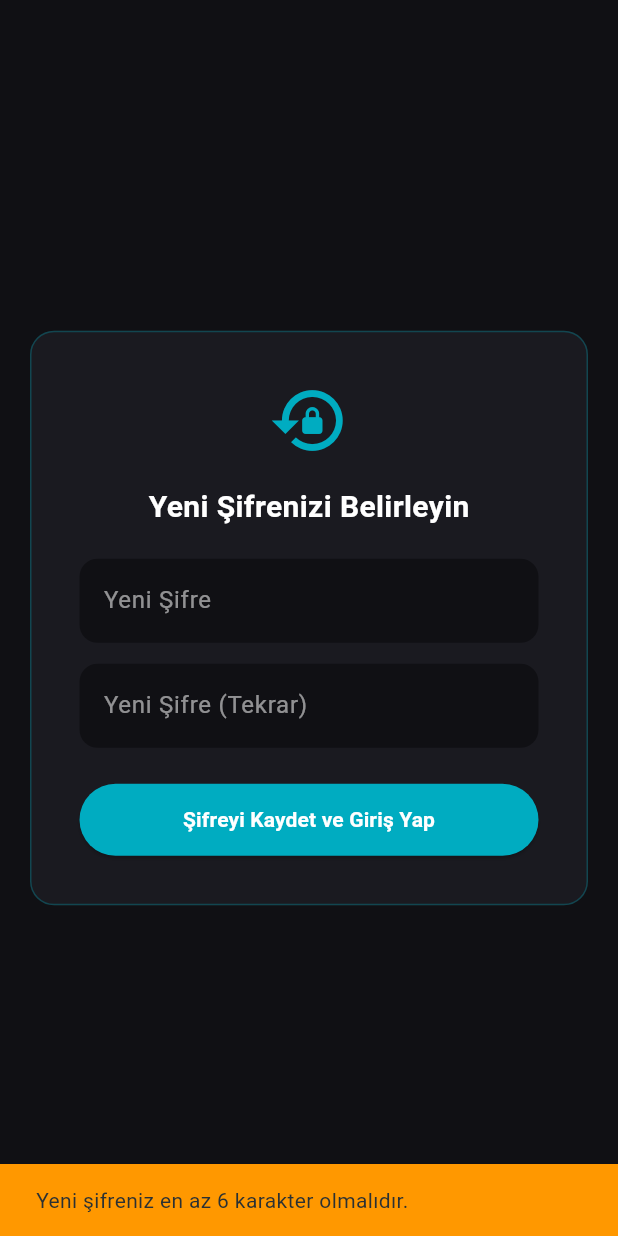
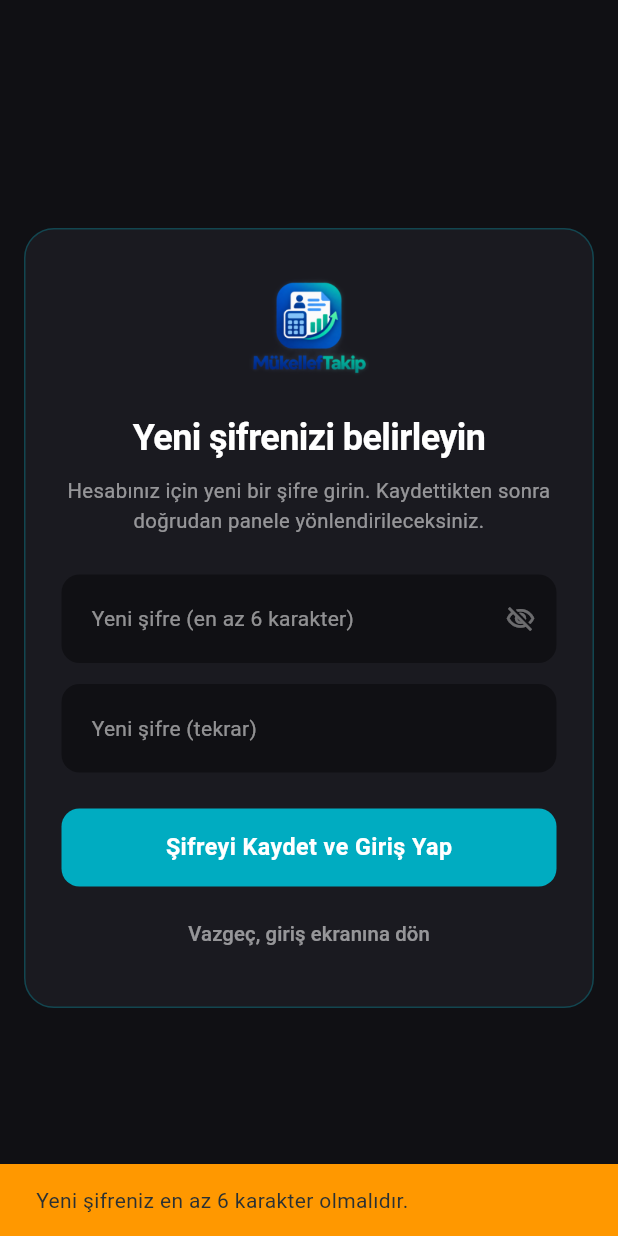
Before and after one commit to Electus41/hesap_takip, a Flutter app: the UpdatePasswordScreen screen opened directly with empty values, after a tap on "Şifreyi Kaydet ve Giriş Yap", on a phone screen of 412 x 824 dp. Run offline on Flutter 3.47's test engine with Material 3 defaults, Android fonts, the phone set to English and light mode, and no system bars; our stand-ins replace file_picker, pdf, printing, shared_preferences, supabase_flutter; accounts and stored records are empty.

Commit message:
Şifre unuttum düzenlendi

```diff
--- a/lib/main.dart
+++ b/lib/main.dart
@@ -1,8 +1,16 @@
 import 'package:flutter/material.dart';
 import 'package:supabase_flutter/supabase_flutter.dart';
+import 'package:shared_preferences/shared_preferences.dart';
 import 'package:intl/date_symbol_data_local.dart';
 import 'screens/dashboard/ana_ekran.dart';
 import 'screens/auth/login_screen.dart';
+
+const Color _kTeal = Color(0xFF00ACC1);
+const Color _kBg = Color(0xFF101014);
+const Color _kCard = Color(0xFF1A1A20);
+
+// Şifre sıfırlama e-postası istendiğinde login ekranı bu anahtara zaman damgası yazar
+const String _kPendingRecoveryKey = 'pending_recovery_at';
 
 Future<void> main() async {
   WidgetsFlutterBinding.ensureInitialized();
@@ -10,16 +18,30 @@ Future<void> main() async {
   // Türkçe tarih formatı (tr_TR) verilerini yüklüyoruz
   await initializeDateFormatting('tr_TR', null);
 
+  // Şifre sıfırlama bağlantısından mı geliyoruz?
+  // Supabase.initialize, bağlantıdaki kodu işleyip olayı runApp'ten ÖNCE gönderdiği için
+  // olayı dinleyerek yakalayamayız. Bunun yerine: adreste "code" var VE yakın zamanda
+  // bu tarayıcıdan şifre sıfırlama istenmiş mi diye bakıyoruz.
+  final prefs = await SharedPreferences.getInstance();
+  final requestedAt = prefs.getInt(_kPendingRecoveryKey);
+  final hasAuthCode = Uri.base.queryParameters.containsKey('code');
+  final startInRecovery =
+      hasAuthCode &&
+      requestedAt != null &&
+      DateTime.now().millisecondsSinceEpoch - requestedAt <
+          2 * 60 * 60 * 1000; // 2 saat içinde istenmişse geçerli
+
   await Supabase.initialize(
     url: 'https://plgsxbpgbqjvrytgusjk.supabase.co',
     publishableKey: 'sb_publishable_r3cPr9t6Z_wpk90b__oGIQ_gonzAyU8',
   );
 
-  runApp(const MukellefTakipApp());
+  runApp(MukellefTakipApp(startInRecovery: startInRecovery));
 }
 
 class MukellefTakipApp extends StatelessWidget {
-  const MukellefTakipApp({super.key});
+  final bool startInRecovery;
+  const MukellefTakipApp({super.key, this.startInRecovery = false});
 
   @override
   Widget build(BuildContext context) {
@@ -28,29 +50,33 @@ class MukellefTakipApp extends StatelessWidget {
       debugShowCheckedModeBanner: false,
       theme: ThemeData(
         colorScheme: ColorScheme.fromSeed(
-          seedColor: const Color(0xFF00ACC1),
+          seedColor: _kTeal,
           brightness: Brightness.dark,
         ),
         useMaterial3: true,
       ),
-      home: const AuthGate(),
+      home: AuthGate(startInRecovery: startInRecovery),
     );
   }
 }
 
 class AuthGate extends StatefulWidget {
-  const AuthGate({super.key});
+  final bool startInRecovery;
+  const AuthGate({super.key, this.startInRecovery = false});
 
   @override
   State<AuthGate> createState() => _AuthGateState();
 }
 
 class _AuthGateState extends State<AuthGate> {
-  bool _isPasswordRecovery = false;
+  late bool _isPasswordRecovery;
 
   @override
   void initState() {
     super.initState();
+    _isPasswordRecovery = widget.startInRecovery;
+
+    // Uygulama açıkken gelen şifre sıfırlama olayları için ikinci güvence
     Supabase.instance.client.auth.onAuthStateChange.listen((data) {
       if (data.event == AuthChangeEvent.passwordRecovery) {
         if (mounted) {
@@ -60,12 +86,23 @@ class _AuthGateState extends State<AuthGate> {
     });
   }
 
+  Future<void> _clearRecoveryFlag() async {
+    final prefs = await SharedPreferences.getInstance();
+    await prefs.remove(_kPendingRecoveryKey);
+  }
+
   @override
   Widget build(BuildContext context) {
     if (_isPasswordRecovery) {
       return UpdatePasswordScreen(
-        onPasswordUpdated: () {
-          setState(() => _isPasswordRecovery = false);
+        onPasswordUpdated: () async {
+          await _clearRecoveryFlag();
+          if (mounted) setState(() => _isPasswordRecovery = false);
+        },
+        onCancel: () async {
+          await _clearRecoveryFlag();
+          await Supabase.instance.client.auth.signOut();
+          if (mounted) setState(() => _isPasswordRecovery = false);
         },
       );
     }
@@ -75,10 +112,8 @@ class _AuthGateState extends State<AuthGate> {
       builder: (context, snapshot) {
         if (snapshot.connectionState == ConnectionState.waiting) {
           return const Scaffold(
-            backgroundColor: Color(0xFF101014),
-            body: Center(
-              child: CircularProgressIndicator(color: Color(0xFF00ACC1)),
-            ),
+            backgroundColor: _kBg,
+            body: Center(child: CircularProgressIndicator(color: _kTeal)),
           );
         }
 
@@ -97,7 +132,12 @@ class _AuthGateState extends State<AuthGate> {
 // E-POSTADAKİ ŞİFRE SIFIRLAMA LİNKİNE TIKLANDIĞINDA AÇILAN EKRAN
 class UpdatePasswordScreen extends StatefulWidget {
   final VoidCallback onPasswordUpdated;
-  const UpdatePasswordScreen({super.key, required this.onPasswordUpdated});
+  final VoidCallback onCancel;
+  const UpdatePasswordScreen({
+    super.key,
+    required this.onPasswordUpdated,
+    required this.onCancel,
+  });
 
   @override
   State<UpdatePasswordScreen> createState() => _UpdatePasswordScreenState();
@@ -107,24 +147,31 @@ class _UpdatePasswordScreenState extends State<UpdatePasswordScreen> {
   final _passCtrl = TextEditingController();
   final _confirmCtrl = TextEditingController();
   bool _isSaving = false;
+  bool _obscure = true;
+
+  @override
+  void dispose() {
+    _passCtrl.dispose();
+    _confirmCtrl.dispose();
+    super.dispose();
+  }
+
+  void _showMessage(String text, Color color) {
+    ScaffoldMessenger.of(
+      context,
+    ).showSnackBar(SnackBar(content: Text(text), backgroundColor: color));
+  }
 
   Future<void> _updatePassword() async {
     final pass = _passCtrl.text.trim();
     if (pass.length < 6) {
-      ScaffoldMessenger.of(context).showSnackBar(
-        const SnackBar(
-          content: Text('Yeni şifreniz en az 6 karakter olmalıdır.'),
-          backgroundColor: Colors.orange,
-        ),
-      );
+      _showMessage('Yeni şifreniz en az 6 karakter olmalıdır.', Colors.orange);
       return;
     }
     if (pass != _confirmCtrl.text.trim()) {
-      ScaffoldMessenger.of(context).showSnackBar(
-        const SnackBar(
-          content: Text('Şifreler birbiriyle eşleşmiyor!'),
-          backgroundColor: Colors.redAccent,
-        ),
+      _showMessage(
+        'Girdiğiniz şifreler birbiriyle uyuşmuyor.',
+        Colors.redAccent,
       );
       return;
     }
@@ -134,104 +181,175 @@ class _UpdatePasswordScreenState extends State<UpdatePasswordScreen> {
       await Supabase.instance.client.auth.updateUser(
         UserAttributes(password: pass),
       );
-      if (mounted) {
-        ScaffoldMessenger.of(context).showSnackBar(
-          const SnackBar(
-            content: Text('Şifreniz başarıyla güncellendi!'),
-            backgroundColor: Colors.green,
+      if (!mounted) return;
+      _showMessage('Şifreniz başarıyla güncellendi.', Colors.green);
+      widget.onPasswordUpdated();
+    } on AuthException catch (e) {
+      if (!mounted) return;
+      setState(() => _isSaving = false);
+      _showMessage(
+        'Şifre güncellenemedi: ${e.message}. Bağlantının süresi dolmuş olabilir; yeni bir sıfırlama bağlantısı isteyin.',
+        Colors.redAccent,
+      );
+    } catch (e) {
+      if (!mounted) return;
+      setState(() => _isSaving = false);
+      _showMessage('Şifre güncellenemedi: $e', Colors.redAccent);
+    }
+  }
+
+  InputDecoration _decoration(String label, {Widget? suffix}) {
+    return InputDecoration(
+      labelText: label,
+      labelStyle: const TextStyle(
+        color: Colors.white54,
+        fontSize: 14,
+        letterSpacing: 0.2,
+      ),
+      floatingLabelStyle: const TextStyle(
+        color: _kTeal,
+        fontSize: 14,
+        fontWeight: FontWeight.w600,
+      ),
+      suffixIcon: suffix,
+      filled: true,
+      fillColor: _kBg,
+      contentPadding: const EdgeInsets.symmetric(horizontal: 16, vertical: 18),
+      border: OutlineInputBorder(
+        borderRadius: BorderRadius.circular(12),
+        borderSide: BorderSide.none,
+      ),
+      enabledBorder: OutlineInputBorder(
+        borderRadius: BorderRadius.circular(12),
+        borderSide: BorderSide.none,
+      ),
+      focusedBorder: OutlineInputBorder(
+        borderRadius: BorderRadius.circular(12),
+        borderSide: BorderSide(
+          color: _kTeal.withValues(alpha: 0.8),
+          width: 1.2,
+        ),
       ),
     );
-        widget.onPasswordUpdated();
-      }
-    } catch (e) {
-      setState(() => _isSaving = false);
-      if (mounted) {
-        ScaffoldMessenger.of(context).showSnackBar(
-          SnackBar(
-            content: Text('Şifre güncellenemedi: $e'),
-            backgroundColor: Colors.redAccent,
-          ),
-        );
-      }
-    }
   }
 
   @override
   Widget build(BuildContext context) {
+    final isMobile = MediaQuery.of(context).size.width < 500;
+
     return Scaffold(
-      backgroundColor: const Color(0xFF101014),
+      backgroundColor: _kBg,
       body: Center(
+        child: SingleChildScrollView(
+          padding: EdgeInsets.all(isMobile ? 16 : 32),
+          child: ConstrainedBox(
+            constraints: const BoxConstraints(maxWidth: 430),
             child: Container(
-          width: 400,
-          margin: const EdgeInsets.all(20),
-          padding: const EdgeInsets.all(32),
+              padding: EdgeInsets.all(isMobile ? 24 : 40),
               decoration: BoxDecoration(
-            color: const Color(0xFF1A1A20),
-            borderRadius: BorderRadius.circular(16),
-            border: Border.all(
-              color: const Color(0xFF00ACC1).withValues(alpha: 0.3),
-            ),
+                color: _kCard,
+                borderRadius: BorderRadius.circular(20),
+                border: Border.all(color: _kTeal.withValues(alpha: 0.3)),
               ),
               child: Column(
                 mainAxisSize: MainAxisSize.min,
                 children: [
-              const Icon(Icons.lock_reset, color: Color(0xFF00ACC1), size: 54),
-              const SizedBox(height: 16),
+                  Image.asset(
+                    'assets/logo.png',
+                    height: 80,
+                    fit: BoxFit.contain,
+                    errorBuilder: (_, __, ___) => const SizedBox(height: 8),
+                  ),
+                  const SizedBox(height: 18),
                   const Text(
-                'Yeni Şifrenizi Belirleyin',
+                    'Yeni şifrenizi belirleyin',
                     style: TextStyle(
                       color: Colors.white,
-                  fontSize: 20,
-                  fontWeight: FontWeight.bold,
+                      fontSize: 24,
+                      fontWeight: FontWeight.w700,
+                      letterSpacing: -0.4,
                     ),
+                    textAlign: TextAlign.center,
                   ),
-              const SizedBox(height: 20),
+                  const SizedBox(height: 8),
+                  const Text(
+                    'Hesabınız için yeni bir şifre girin. Kaydettikten sonra doğrudan panele yönlendirileceksiniz.',
+                    style: TextStyle(
+                      color: Colors.white54,
+                      fontSize: 13.5,
+                      height: 1.5,
+                    ),
+                    textAlign: TextAlign.center,
+                  ),
+                  const SizedBox(height: 26),
                   TextField(
                     controller: _passCtrl,
-                obscureText: true,
-                style: const TextStyle(color: Colors.white),
-                decoration: InputDecoration(
-                  labelText: 'Yeni Şifre',
-                  labelStyle: const TextStyle(color: Colors.white54),
-                  filled: true,
-                  fillColor: const Color(0xFF101014),
-                  border: OutlineInputBorder(
-                    borderRadius: BorderRadius.circular(12),
-                    borderSide: BorderSide.none,
+                    obscureText: _obscure,
+                    style: const TextStyle(color: Colors.white, fontSize: 15),
+                    decoration: _decoration(
+                      'Yeni şifre (en az 6 karakter)',
+                      suffix: IconButton(
+                        icon: Icon(
+                          _obscure
+                              ? Icons.visibility_off_outlined
+                              : Icons.visibility_outlined,
+                          color: Colors.white38,
+                          size: 20,
+                        ),
+                        onPressed: () => setState(() => _obscure = !_obscure),
                       ),
                     ),
                   ),
                   const SizedBox(height: 14),
                   TextField(
                     controller: _confirmCtrl,
-                obscureText: true,
-                style: const TextStyle(color: Colors.white),
-                decoration: InputDecoration(
-                  labelText: 'Yeni Şifre (Tekrar)',
-                  labelStyle: const TextStyle(color: Colors.white54),
-                  filled: true,
-                  fillColor: const Color(0xFF101014),
-                  border: OutlineInputBorder(
-                    borderRadius: BorderRadius.circular(12),
-                    borderSide: BorderSide.none,
-                  ),
-                ),
+                    obscureText: _obscure,
+                    style: const TextStyle(color: Colors.white, fontSize: 15),
+                    decoration: _decoration('Yeni şifre (tekrar)'),
+                    onSubmitted: (_) => _updatePassword(),
                   ),
                   const SizedBox(height: 24),
                   SizedBox(
                     width: double.infinity,
-                height: 48,
+                    height: 52,
                     child: ElevatedButton(
                       style: ElevatedButton.styleFrom(
-                    backgroundColor: const Color(0xFF00ACC1),
+                        backgroundColor: _kTeal,
+                        elevation: 0,
+                        shape: RoundedRectangleBorder(
+                          borderRadius: BorderRadius.circular(12),
+                        ),
                       ),
                       onPressed: _isSaving ? null : _updatePassword,
-                  child: const Text(
+                      child: _isSaving
+                          ? const SizedBox(
+                              width: 24,
+                              height: 24,
+                              child: CircularProgressIndicator(
+                                color: Colors.white,
+                                strokeWidth: 2,
+                              ),
+                            )
+                          : const Text(
                               'Şifreyi Kaydet ve Giriş Yap',
                               style: TextStyle(
                                 color: Colors.white,
-                      fontWeight: FontWeight.bold,
+                                fontSize: 15.5,
+                                fontWeight: FontWeight.w700,
+                                letterSpacing: 0.3,
                               ),
+                            ),
+                    ),
+                  ),
+                  const SizedBox(height: 8),
+                  TextButton(
+                    onPressed: _isSaving ? null : widget.onCancel,
+                    child: const Text(
+                      'Vazgeç, giriş ekranına dön',
+                      style: TextStyle(
+                        color: Colors.white54,
+                        fontSize: 13.5,
+                        letterSpacing: 0.1,
                       ),
                     ),
                   ),
@@ -239,6 +357,8 @@ class _UpdatePasswordScreenState extends State<UpdatePasswordScreen> {
               ),
             ),
           ),
+        ),
+      ),
     );
   }
 }
```
Also changed, not shown: lib/screens/auth/login_screen.dart (+7 -0 lines), assets/fonts/MaterialIcons-Regular.otf, 2 other files. Lines whose indentation alone changed are shown as unchanged.
